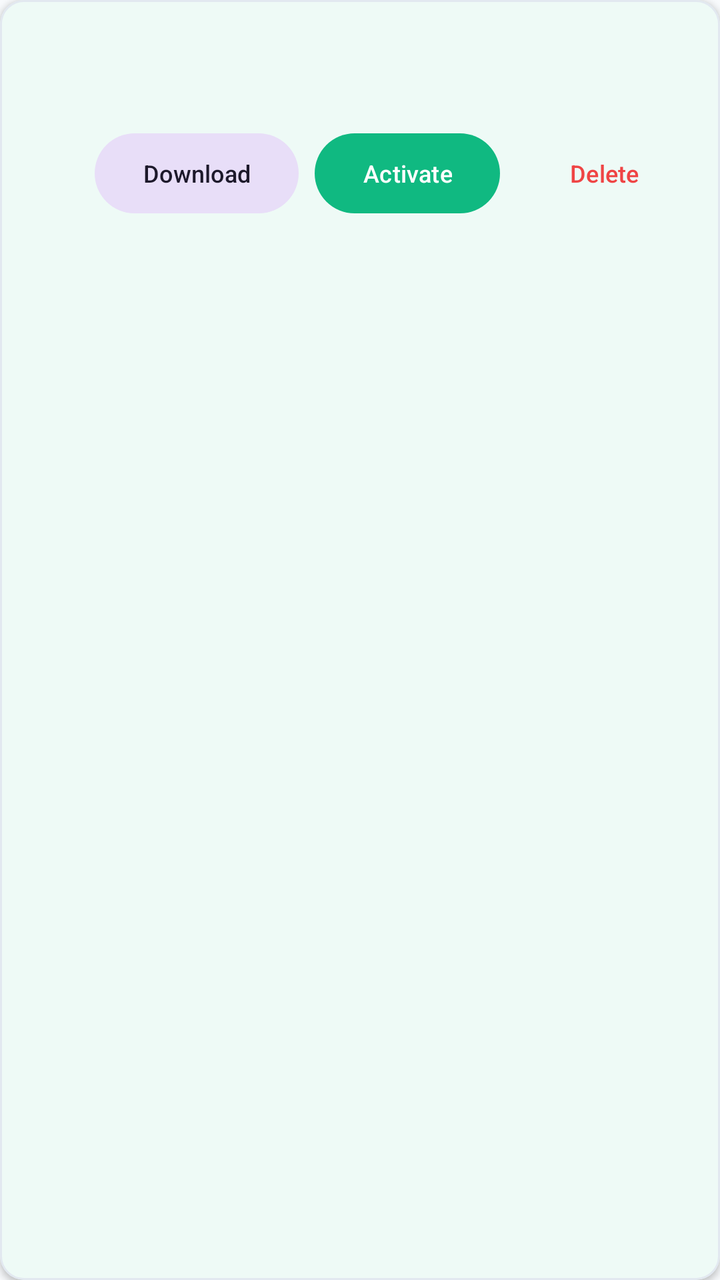
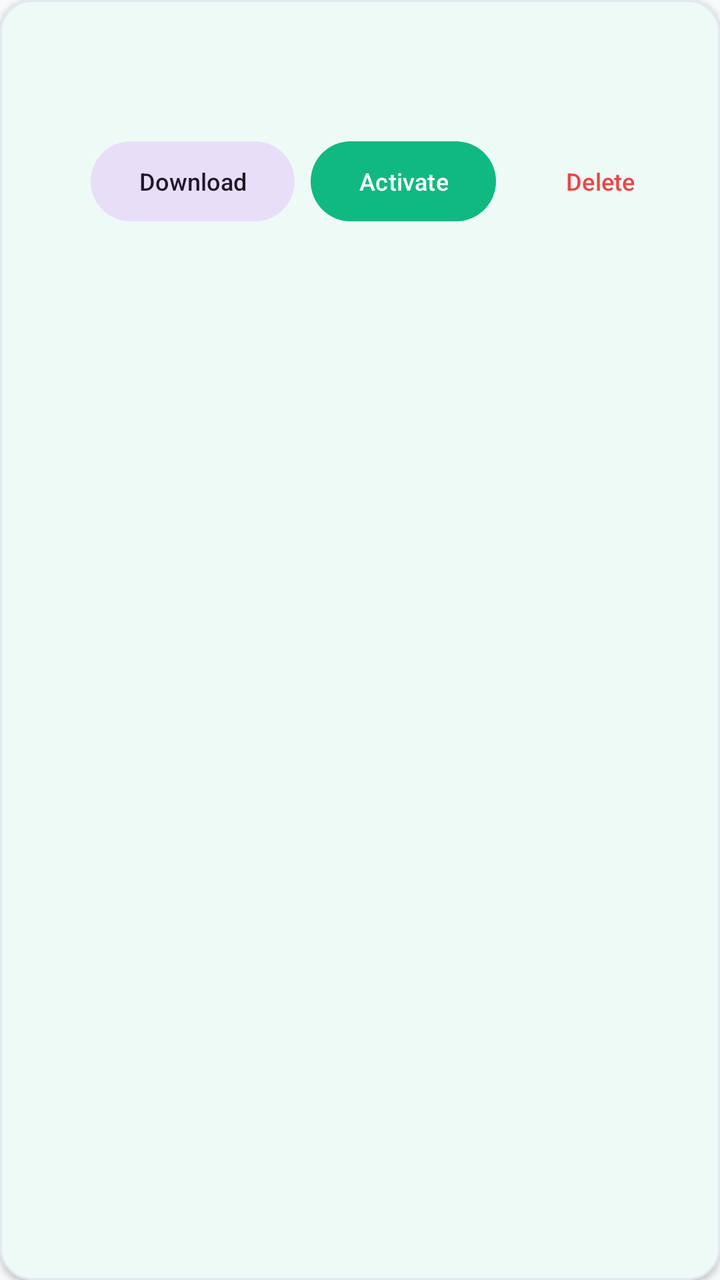

Two renders of the same Android screen: before a commit and after it. Below are the layout's source before the change and the commit's diff.
<!-- AndroidManifest.xml: application theme Theme.SilentExec -->
<!-- res/layout/item_model.xml -->
<?xml version="1.0" encoding="utf-8"?>
<com.google.android.material.card.MaterialCardView xmlns:android="http://schemas.android.com/apk/res/android"
    xmlns:app="http://schemas.android.com/apk/res-auto"
    android:layout_width="match_parent"
    android:layout_height="wrap_content"
    android:layout_marginHorizontal="12dp"
    android:layout_marginVertical="6dp"
    app:cardBackgroundColor="@color/surface_dark"
    app:cardCornerRadius="12dp"
    app:cardElevation="2dp"
    app:strokeColor="@color/surface_variant"
    app:strokeWidth="1dp">

    <LinearLayout
        android:layout_width="match_parent"
        android:layout_height="wrap_content"
        android:orientation="vertical"
        android:padding="14dp">

        <LinearLayout
            android:layout_width="match_parent"
            android:layout_height="wrap_content"
            android:gravity="center_vertical"
            android:orientation="horizontal">

            <LinearLayout
                android:layout_width="0dp"
                android:layout_height="wrap_content"
                android:layout_weight="1"
                android:orientation="vertical">

                <TextView
                    android:id="@+id/tvModelName"
                    android:layout_width="wrap_content"
                    android:layout_height="wrap_content"
                    android:textColor="@color/text_primary"
                    android:textSize="15sp"
                    android:textStyle="bold" />

                <TextView
                    android:id="@+id/tvModelDetails"
                    android:layout_width="wrap_content"
                    android:layout_height="wrap_content"
                    android:layout_marginTop="2dp"
                    android:textColor="@color/text_secondary"
                    android:textSize="12sp" />
            </LinearLayout>

            <TextView
                android:id="@+id/tvModelActiveBadge"
                android:layout_width="wrap_content"
                android:layout_height="wrap_content"
                android:background="@drawable/badge_active"
                android:paddingHorizontal="8dp"
                android:paddingVertical="4dp"
                android:text="@string/model_active_badge"
                android:textColor="@color/bg_dark"
                android:textSize="11sp"
                android:textStyle="bold"
                android:visibility="gone" />
        </LinearLayout>

        <ProgressBar
            android:id="@+id/pbModelDownload"
            style="?android:attr/progressBarStyleHorizontal"
            android:layout_width="match_parent"
            android:layout_height="6dp"
            android:layout_marginTop="8dp"
            android:max="100"
            android:progressTint="@color/accent_green"
            android:visibility="gone" />

        <TextView
            android:id="@+id/tvModelDownloadStatus"
            android:layout_width="wrap_content"
            android:layout_height="wrap_content"
            android:layout_marginTop="4dp"
            android:textColor="@color/accent_blue"
            android:textSize="12sp"
            android:visibility="gone" />

        <LinearLayout
            android:layout_width="match_parent"
            android:layout_height="wrap_content"
            android:layout_marginTop="10dp"
            android:gravity="end"
            android:orientation="horizontal">

            <Button
                android:id="@+id/btnModelDownload"
                style="@style/Widget.Material3.Button.TonalButton"
                android:layout_width="wrap_content"
                android:layout_height="wrap_content"
                android:text="@string/model_download"
                android:textSize="12sp" />

            <Button
                android:id="@+id/btnModelActivate"
                style="@style/Widget.Material3.Button"
                android:layout_width="wrap_content"
                android:layout_height="wrap_content"
                android:layout_marginStart="8dp"
                android:text="@string/model_activate"
                android:textSize="12sp" />

            <Button
                android:id="@+id/btnModelDelete"
                style="@style/Widget.Material3.Button.TextButton"
                android:layout_width="wrap_content"
                android:layout_height="wrap_content"
                android:layout_marginStart="8dp"
                android:text="@string/model_delete"
                android:textColor="@color/danger_red"
                android:textSize="12sp" />
        </LinearLayout>
    </LinearLayout>
</com.google.android.material.card.MaterialCardView>
<!-- resources referenced by this layout -->
<resources>
  <color name="accent_blue">#6366F1</color>
  <color name="accent_green">#10B981</color>
  <color name="bg_dark">#F8FAFC</color>
  <color name="danger_red">#EF4444</color>
  <color name="surface_dark">#FFFFFF</color>
  <color name="surface_variant">#E2E8F0</color>
  <color name="text_primary">#0F172A</color>
  <color name="text_secondary">#475569</color>
  <!-- drawable badge_active (drawable) -->
  <?xml version="1.0" encoding="utf-8"?>
  <shape xmlns:android="http://schemas.android.com/apk/res/android"
      android:shape="rectangle">
      <corners android:radius="12dp" />
      <solid android:color="@color/accent_green" />
  </shape>
  <string name="model_activate">Activate</string>
  <string name="model_active_badge">Active</string>
  <string name="model_delete">Delete</string>
  <string name="model_download">Download</string>
  <style name="Theme.SilentExec" parent="Theme.Material3.DayNight.NoActionBar">
          <item name="android:windowBackground">@color/bg_dark</item>
          <item name="android:statusBarColor">@color/bg_dark</item>
          <item name="android:navigationBarColor">@color/surface_dark</item>
          <item name="colorPrimary">@color/accent_green</item>
          <item name="colorSecondary">@color/accent_blue</item>
          <item name="colorSurface">@color/surface_dark</item>
          <item name="colorSurfaceVariant">@color/surface_variant</item>
      </style>
</resources>

<!-- the commit's change to res/layout/item_model.xml (unified diff, before → after) -->
@@ -6,7 +6,7 @@
     android:layout_marginHorizontal="12dp"
     android:layout_marginVertical="6dp"
     app:cardBackgroundColor="@color/surface_dark"
-    app:cardCornerRadius="12dp"
+    app:cardCornerRadius="16dp"
     app:cardElevation="2dp"
     app:strokeColor="@color/surface_variant"
     app:strokeWidth="1dp">
@@ -15,7 +15,7 @@
         android:layout_width="match_parent"
         android:layout_height="wrap_content"
         android:orientation="vertical"
-        android:padding="14dp">
+        android:padding="16dp">
 
         <LinearLayout
             android:layout_width="match_parent"
@@ -60,15 +60,40 @@
                 android:visibility="gone" />
         </LinearLayout>
 
+        
         <ProgressBar
             android:id="@+id/pbModelDownload"
             style="?android:attr/progressBarStyleHorizontal"
             android:layout_width="match_parent"
             android:layout_height="6dp"
-            android:layout_marginTop="8dp"
+            android:layout_marginTop="10dp"
             android:max="100"
             android:progressTint="@color/accent_green"
             android:visibility="gone" />
+
+        <LinearLayout
+            android:id="@+id/layoutDownloadMetrics"
+            android:layout_width="match_parent"
+            android:layout_height="wrap_content"
+            android:layout_marginTop="4dp"
+            android:orientation="horizontal"
+            android:visibility="gone">
+
+            <TextView
+                android:id="@+id/tvModelMetrics"
+                android:layout_width="0dp"
+                android:layout_height="wrap_content"
+                android:layout_weight="1"
+                android:textColor="@color/text_secondary"
+                android:textSize="11sp" />
+
+            <TextView
+                android:id="@+id/tvModelSpeedEta"
+                android:layout_width="wrap_content"
+                android:layout_height="wrap_content"
+                android:textColor="@color/accent_blue"
+                android:textSize="11sp" />
+        </LinearLayout>
 
         <TextView
             android:id="@+id/tvModelDownloadStatus"
@@ -79,12 +104,43 @@
             android:textSize="12sp"
             android:visibility="gone" />
 
+        
         <LinearLayout
             android:layout_width="match_parent"
             android:layout_height="wrap_content"
-            android:layout_marginTop="10dp"
-            android:gravity="end"
+            android:layout_marginTop="12dp"
+            android:gravity="end|center_vertical"
             android:orientation="horizontal">
+
+            <Button
+                android:id="@+id/btnModelCancel"
+                style="@style/Widget.Material3.Button.TextButton"
+                android:layout_width="wrap_content"
+                android:layout_height="wrap_content"
+                android:text="@string/model_cancel"
+                android:textColor="@color/danger_red"
+                android:textSize="12sp"
+                android:visibility="gone" />
+
+            <Button
+                android:id="@+id/btnModelPause"
+                style="@style/Widget.Material3.Button.OutlinedButton"
+                android:layout_width="wrap_content"
+                android:layout_height="wrap_content"
+                android:layout_marginStart="6dp"
+                android:text="@string/model_pause"
+                android:textSize="12sp"
+                android:visibility="gone" />
+
+            <Button
+                android:id="@+id/btnModelResume"
+                style="@style/Widget.Material3.Button.TonalButton"
+                android:layout_width="wrap_content"
+                android:layout_height="wrap_content"
+                android:layout_marginStart="6dp"
+                android:text="@string/model_resume"
+                android:textSize="12sp"
+                android:visibility="gone" />
 
             <Button
                 android:id="@+id/btnModelDownload"
<!-- resource entries referenced after the edit -->
@@ -17,8 +17,11 @@
   </shape>
   <string name="model_activate">Activate</string>
   <string name="model_active_badge">Active</string>
+  <string name="model_cancel">Cancel</string>
   <string name="model_delete">Delete</string>
   <string name="model_download">Download</string>
+  <string name="model_pause">Pause</string>
+  <string name="model_resume">Resume</string>
   <style name="Theme.SilentExec" parent="Theme.Material3.DayNight.NoActionBar">
           <item name="android:windowBackground">@color/bg_dark</item>
           <item name="android:statusBarColor">@color/bg_dark</item>
